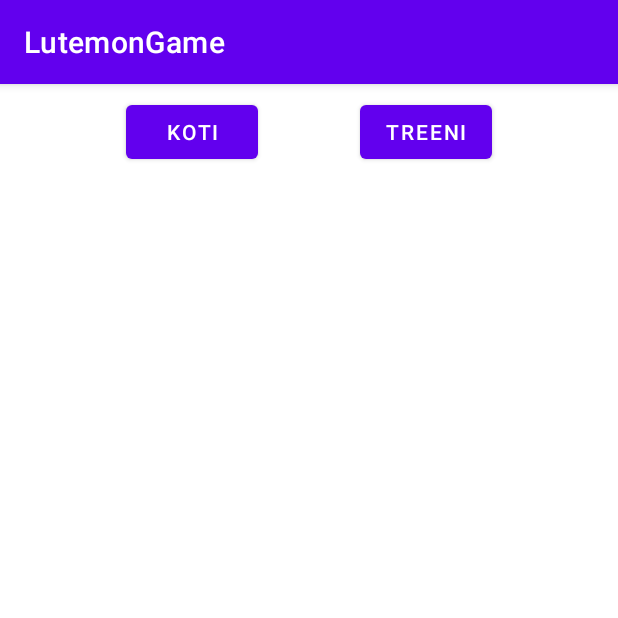
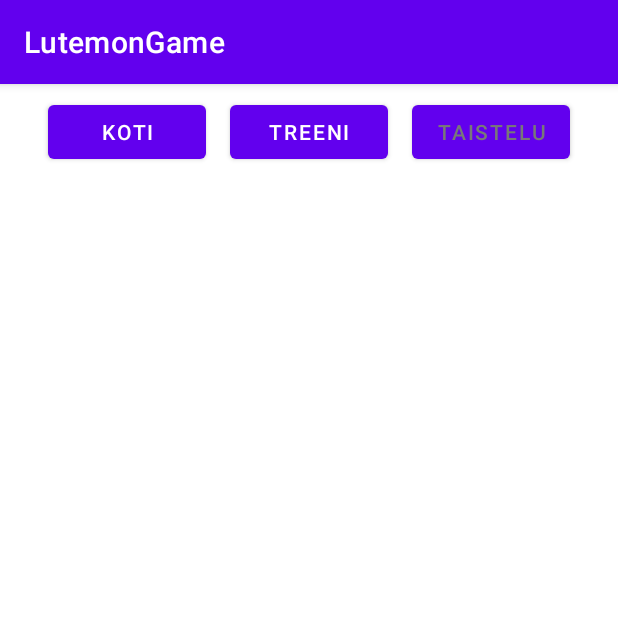
Before and after one commit to EronenA/LutemonGame-project, an Android app: the FightActivity screen opened directly, with no data from a screen before it, on a phone screen of 412 x 824 dp, the top half of it. Run offline under Robolectric (Android 15) with nearby library versions, the phone set to English and light mode, and no system bars.

Commit message:
Kuvat ja pari nappia lisätty

```diff
--- a/app/src/main/java/com/example/lutemongame/Black.java
+++ b/app/src/main/java/com/example/lutemongame/Black.java
@@ -5,7 +5,7 @@ public class Black extends Lutemon {
     public Black(String name) {
         super(name, "Black", 9, 0,  16);
 
-        image = R.drawable.defaultpic;
+        image = R.drawable.lutemonblack;
     }
 
 }
--- a/app/src/main/java/com/example/lutemongame/Green.java
+++ b/app/src/main/java/com/example/lutemongame/Green.java
@@ -5,6 +5,6 @@ public class Green extends Lutemon {
     public Green(String name) {
         super(name, "Green", 6, 3,  19);
 
-        image = R.drawable.defaultpic;
+        image = R.drawable.lutemongreen;
     }
 }
--- a/app/src/main/java/com/example/lutemongame/Orange.java
+++ b/app/src/main/java/com/example/lutemongame/Orange.java
@@ -4,6 +4,6 @@ public class Orange extends Lutemon{
     public Orange(String name) {
         super(name, "Orange", 8, 1,  17);
 
-        image = R.drawable.defaultpic;
+        image = R.drawable.lutemonorange;
     }
 }
--- a/app/src/main/java/com/example/lutemongame/Pink.java
+++ b/app/src/main/java/com/example/lutemongame/Pink.java
@@ -5,6 +5,6 @@ public class Pink extends Lutemon {
     public Pink(String name) {
         super(name, "Pink", 7, 2,  18);
 
-        image = R.drawable.defaultpic;
+        image = R.drawable.lutemonpink;
     }
 }
--- a/app/src/main/java/com/example/lutemongame/White.java
+++ b/app/src/main/java/com/example/lutemongame/White.java
@@ -5,6 +5,6 @@ public class White extends Lutemon {
     public White(String name) {
         super(name, "White", 5, 4,  20);
 
-        image = R.drawable.defaultpic;
+        image = R.drawable.lutemonwhite;
     }
 }
--- a/app/src/main/res/layout/activity_fight.xml
+++ b/app/src/main/res/layout/activity_fight.xml
@@ -8,24 +8,34 @@
 
     <Button
         android:id="@+id/btnHomeFromFight"
-        android:layout_width="wrap_content"
+        android:layout_width="105dp"
         android:layout_height="wrap_content"
+        android:layout_marginStart="32dp"
         android:layout_marginTop="8dp"
         android:onClick="switchToMainActivity"
         android:text="Koti"
-        app:layout_constraintEnd_toStartOf="@+id/btnTrainFromFight"
-        app:layout_constraintHorizontal_bias="0.553"
         app:layout_constraintStart_toStartOf="parent"
         app:layout_constraintTop_toTopOf="parent" />
 
     <Button
         android:id="@+id/btnTrainFromFight"
-        android:layout_width="wrap_content"
+        android:layout_width="105dp"
         android:layout_height="wrap_content"
         android:layout_marginTop="8dp"
-        android:layout_marginEnd="84dp"
         android:onClick="switchToTrainActivity"
         android:text="Treeni"
+        app:layout_constraintEnd_toStartOf="@+id/btnFightToFight"
+        app:layout_constraintStart_toEndOf="@+id/btnHomeFromFight"
+        app:layout_constraintTop_toTopOf="parent" />
+
+    <Button
+        android:id="@+id/btnFightToFight"
+        android:layout_width="105dp"
+        android:layout_height="wrap_content"
+        android:layout_marginTop="8dp"
+        android:layout_marginEnd="32dp"
+        android:text="Taistelu"
+        android:textColor="#787878"
         app:layout_constraintEnd_toEndOf="parent"
         app:layout_constraintTop_toTopOf="parent" />
 
@@ -35,4 +45,5 @@
         android:layout_height="318dp"
         app:layout_constraintTop_toBottomOf="@+id/btnTrainFromFight"
         tools:layout_editor_absoluteX="1dp" />
+
 </androidx.constraintlayout.widget.ConstraintLayout>
--- a/app/src/main/res/layout/activity_main.xml
+++ b/app/src/main/res/layout/activity_main.xml
@@ -13,6 +13,7 @@
         android:layout_marginStart="32dp"
         android:layout_marginTop="8dp"
         android:text="Koti"
+        android:textColor="#787878"
         app:layout_constraintStart_toStartOf="parent"
         app:layout_constraintTop_toTopOf="parent" />
 
```
Also changed, not shown: app/src/main/res/layout/activity_train.xml (+17 -6 lines), app/src/main/res/drawable/lutemonblack.png (added), app/src/main/res/drawable/lutemongreen.png (added), app/src/main/res/drawable/lutemonorange.png (renamed from app/src/main/res/drawable/defaultpic.png), app/src/main/res/drawable/lutemonpink.png (added), app/src/main/res/drawable/lutemonwhite.png (added).
